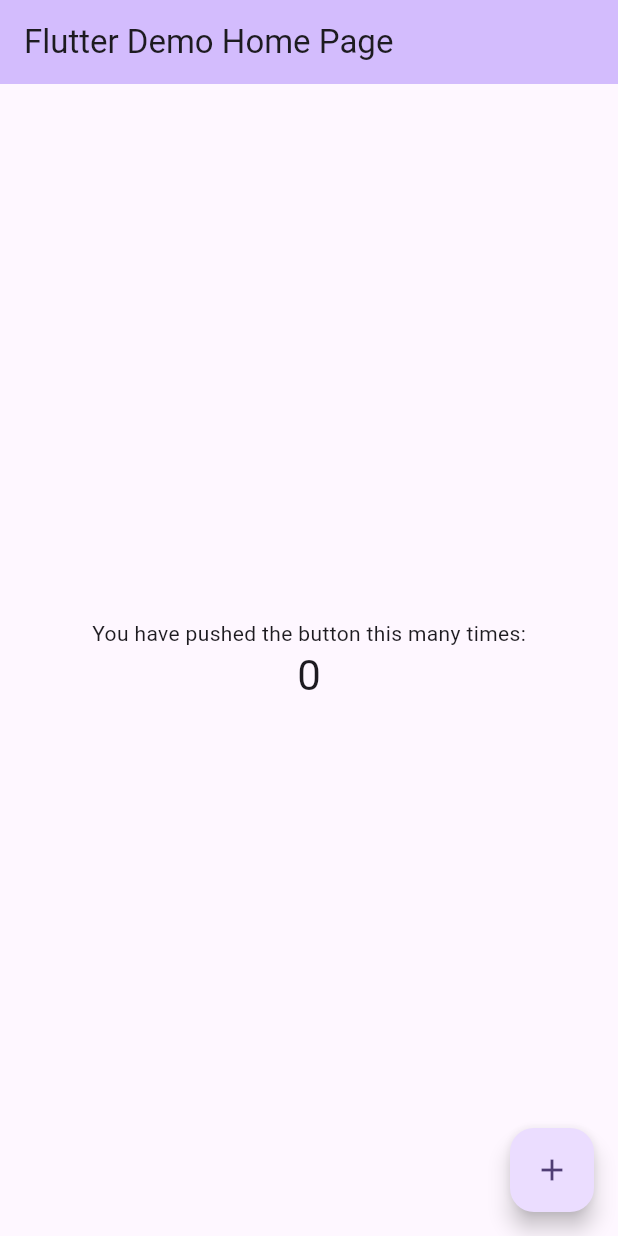
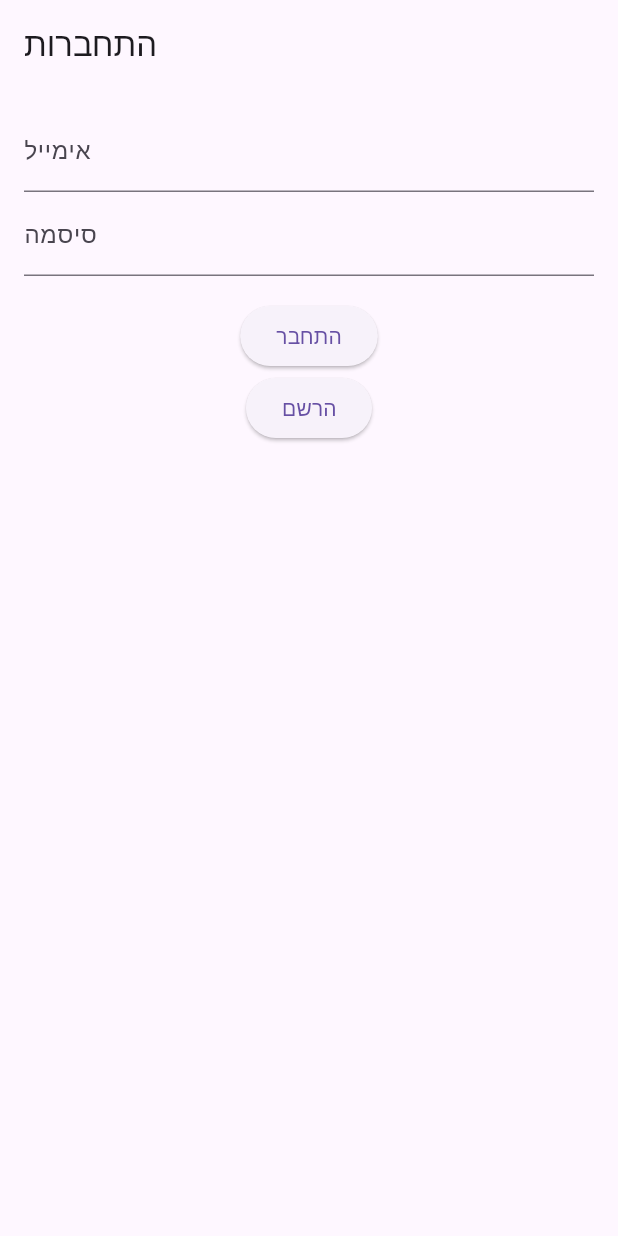
Before and after one commit to bracha2225/maaser_calculator, a Flutter app: the screen it shows after launch, on a phone screen of 412 x 824 dp. Run offline on Flutter 3.47's test engine with Material 3 defaults, Android fonts, the phone set to English and light mode, and no system bars; our stand-ins replace cloud_firestore, firebase_auth, firebase_core; accounts and stored records are empty.

```diff
--- a/lib/main.dart
+++ b/lib/main.dart
@@ -1,122 +1,25 @@
 import 'package:flutter/material.dart';
+import 'package:firebase_core/firebase_core.dart';
+import 'screens/login_screen.dart';
+import 'screens/home_screen.dart';
 
-void main() {
-  runApp(const MyApp());
+void main() async {
+  WidgetsFlutterBinding.ensureInitialized();
+  await Firebase.initializeApp();
+  runApp(MaaserApp());
 }
 
-class MyApp extends StatelessWidget {
-  const MyApp({super.key});
-
-  // This widget is the root of your application.
+class MaaserApp extends StatelessWidget {
   @override
   Widget build(BuildContext context) {
     return MaterialApp(
-      title: 'Flutter Demo',
-      theme: ThemeData(
-        // This is the theme of your application.
-        //
-        // TRY THIS: Try running your application with "flutter run". You'll see
-        // the application has a purple toolbar. Then, without quitting the app,
-        // try changing the seedColor in the colorScheme below to Colors.green
-        // and then invoke "hot reload" (save your changes or press the "hot
-        // reload" button in a Flutter-supported IDE, or press "r" if you used
-        // the command line to start the app).
-        //
-        // Notice that the counter didn't reset back to zero; the application
-        // state is not lost during the reload. To reset the state, use hot
-        // restart instead.
-        //
-        // This works for code too, not just values: Most code changes can be
-        // tested with just a hot reload.
-        colorScheme: ColorScheme.fromSeed(seedColor: Colors.deepPurple),
-      ),
-      home: const MyHomePage(title: 'Flutter Demo Home Page'),
+      title: 'מעשר כספים',
+      theme: ThemeData(primarySwatch: Colors.blue),
+      home: LoginScreen(),
+      routes: {
+        '/home': (context) => HomeScreen(),
+      },
+      debugShowCheckedModeBanner: false,
     );
   }
 }
-
-class MyHomePage extends StatefulWidget {
-  const MyHomePage({super.key, required this.title});
-
-  // This widget is the home page of your application. It is stateful, meaning
-  // that it has a State object (defined below) that contains fields that affect
-  // how it looks.
-
-  // This class is the configuration for the state. It holds the values (in this
-  // case the title) provided by the parent (in this case the App widget) and
-  // used by the build method of the State. Fields in a Widget subclass are
-  // always marked "final".
-
-  final String title;
-
-  @override
-  State<MyHomePage> createState() => _MyHomePageState();
-}
-
-class _MyHomePageState extends State<MyHomePage> {
-  int _counter = 0;
-
-  void _incrementCounter() {
-    setState(() {
-      // This call to setState tells the Flutter framework that something has
-      // changed in this State, which causes it to rerun the build method below
-      // so that the display can reflect the updated values. If we changed
-      // _counter without calling setState(), then the build method would not be
-      // called again, and so nothing would appear to happen.
-      _counter++;
-    });
-  }
-
-  @override
-  Widget build(BuildContext context) {
-    // This method is rerun every time setState is called, for instance as done
-    // by the _incrementCounter method above.
-    //
-    // The Flutter framework has been optimized to make rerunning build methods
-    // fast, so that you can just rebuild anything that needs updating rather
-    // than having to individually change instances of widgets.
-    return Scaffold(
-      appBar: AppBar(
-        // TRY THIS: Try changing the color here to a specific color (to
-        // Colors.amber, perhaps?) and trigger a hot reload to see the AppBar
-        // change color while the other colors stay the same.
-        backgroundColor: Theme.of(context).colorScheme.inversePrimary,
-        // Here we take the value from the MyHomePage object that was created by
-        // the App.build method, and use it to set our appbar title.
-        title: Text(widget.title),
-      ),
-      body: Center(
-        // Center is a layout widget. It takes a single child and positions it
-        // in the middle of the parent.
-        child: Column(
-          // Column is also a layout widget. It takes a list of children and
-          // arranges them vertically. By default, it sizes itself to fit its
-          // children horizontally, and tries to be as tall as its parent.
-          //
-          // Column has various properties to control how it sizes itself and
-          // how it positions its children. Here we use mainAxisAlignment to
-          // center the children vertically; the main axis here is the vertical
-          // axis because Columns are vertical (the cross axis would be
-          // horizontal).
-          //
-          // TRY THIS: Invoke "debug painting" (choose the "Toggle Debug Paint"
-          // action in the IDE, or press "p" in the console), to see the
-          // wireframe for each widget.
-          mainAxisAlignment: MainAxisAlignment.center,
-          children: <Widget>[
-            const Text('You have pushed the button this many times:'),
-            Text(
-              '$_counter',
-              style: Theme.of(context).textTheme.headlineMedium,
-            ),
-          ],
-        ),
-      ),
-      floatingActionButton: FloatingActionButton(
-        onPressed: _incrementCounter,
-        tooltip: 'Increment',
-        child: const Icon(Icons.add),
-      ), // This trailing comma makes auto-formatting nicer for build methods.
-    );
-  }
-}
--- /dev/null
+++ b/lib/screens/login_screen.dart
@@ -0,0 +1,93 @@
+import 'package:flutter/material.dart';
+import 'package:firebase_auth/firebase_auth.dart';
+import 'register_screen.dart'; // לייבא את מסך ההרשמה
+
+class LoginScreen extends StatefulWidget {
+  @override
+  _LoginScreenState createState() => _LoginScreenState();
+}
+
+class _LoginScreenState extends State<LoginScreen> {
+  final _emailController = TextEditingController();
+  final _passwordController = TextEditingController();
+  String error = "";
+
+  Future<void> signIn() async {
+    try {
+      await FirebaseAuth.instance.signInWithEmailAndPassword(
+        email: _emailController.text.trim(),
+        password: _passwordController.text.trim(),
+      );
+      Navigator.pushReplacementNamed(context, '/home');
+    } on FirebaseAuthException catch (e) {
+      setState(() {
+        switch (e.code) {
+          case 'invalid-email':
+            error = "כתובת האימייל אינה תקינה.";
+            break;
+          case 'user-disabled':
+            error = "המשתמש הזה הושבת.";
+            break;
+          case 'user-not-found':
+            error = "לא קיים משתמש עם האימייל הזה.";
+            break;
+          case 'wrong-password':
+            error = "הסיסמה שגויה.";
+            break;
+          default:
+            error = "שגיאה בהתחברות: ${e.message}";
+        }
+      });
+    } catch (e) {
+      setState(() {
+        error = "שגיאה לא ידועה: $e";
+      });
+    }
+  }
+
+  @override
+  Widget build(BuildContext context) {
+    return Scaffold(
+      appBar: AppBar(title: const Text('התחברות')),
+      body: Padding(
+        padding: const EdgeInsets.all(16.0),
+        child: Column(
+          children: [
+            TextField(
+              controller: _emailController,
+              decoration: const InputDecoration(labelText: 'אימייל'),
+              keyboardType: TextInputType.emailAddress,
+            ),
+            TextField(
+              controller: _passwordController,
+              decoration: const InputDecoration(labelText: 'סיסמה'),
+              obscureText: true,
+            ),
+            const SizedBox(height: 16),
+            ElevatedButton(onPressed: signIn, child: const Text('התחבר')),
+            ElevatedButton(
+              onPressed: () {
+                Navigator.push(
+                  context,
+                  MaterialPageRoute(builder: (context) => RegisterScreen()),
+                );
+              },
+              child: const Text('הרשם'),
+            ),
+            if (error.isNotEmpty) ...[
+              const SizedBox(height: 16),
+              Text(error, style: const TextStyle(color: Colors.red)),
+            ],
+          ],
+        ),
+      ),
+    );
+  }
+
+  @override
+  void dispose() {
+    _emailController.dispose();
+    _passwordController.dispose();
+    super.dispose();
+  }
+}
```
Also changed, not shown: lib/screens/halacha_screen.dart (added, +24 -0 lines), lib/screens/history_screen.dart (added, +33 -0 lines), lib/screens/home_screen.dart (added, +57 -0 lines), lib/screens/maaser_screen.dart (added, +136 -0 lines), lib/screens/register_screen.dart (added, +80 -0 lines), lib/screens/settings_screen.dart (added, +60 -0 lines), pubspec.yaml (+5 -69 lines), pubspec.lock, 14 other files.
